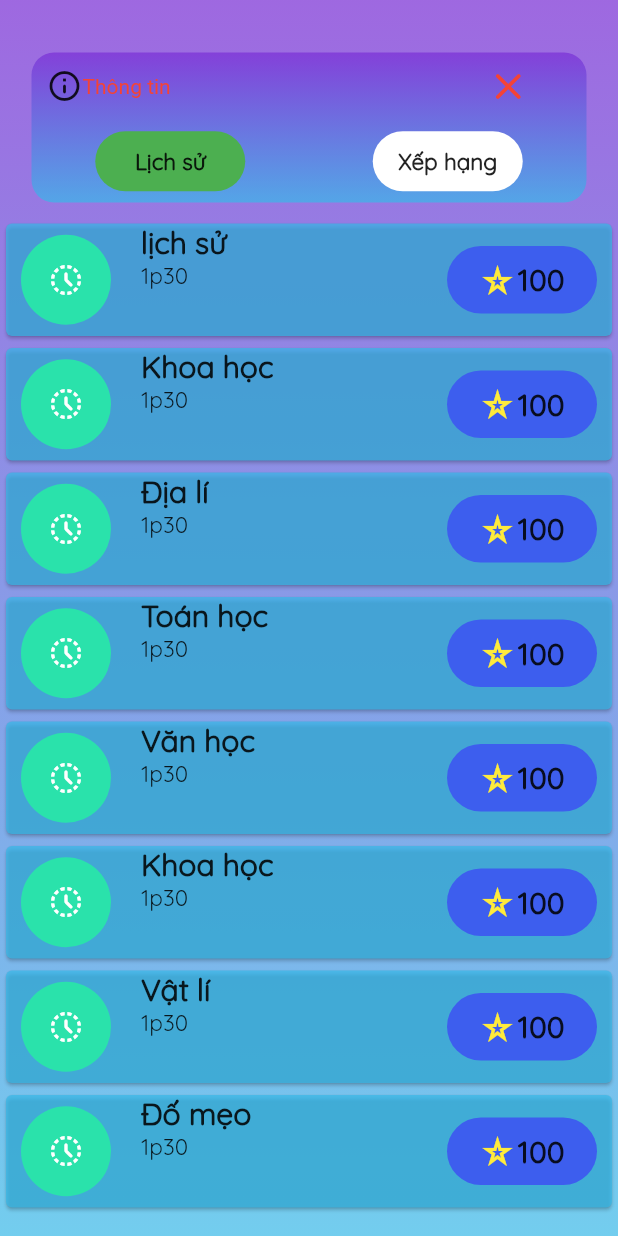
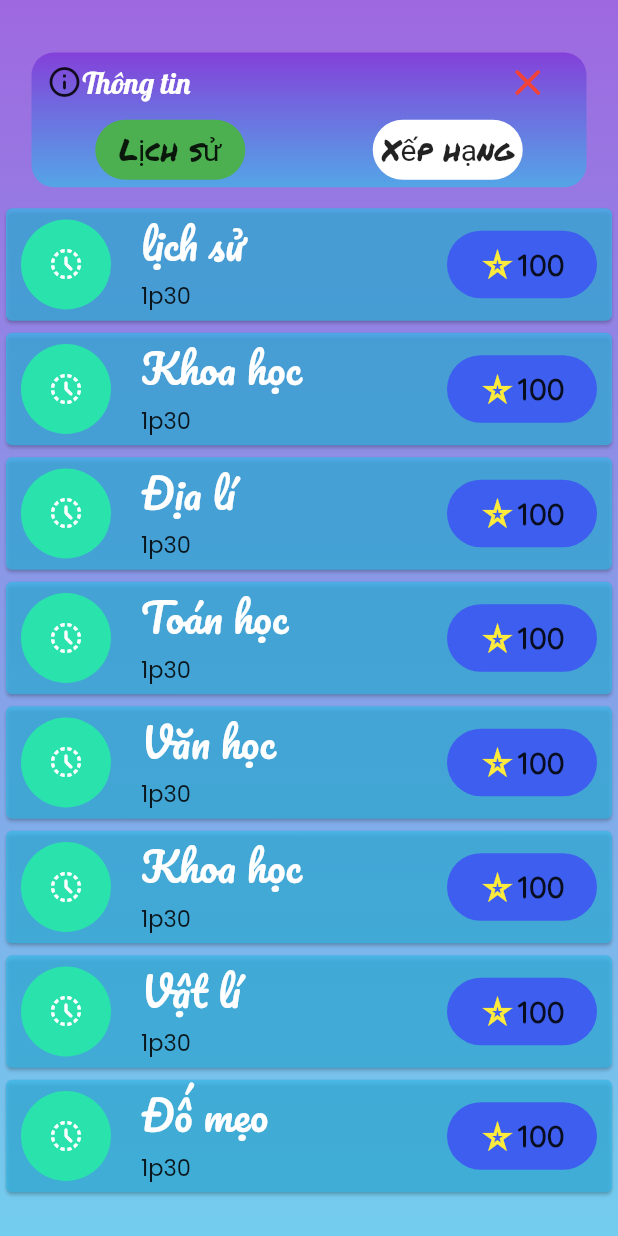
Before and after one commit to SnikGaming/froggame, a Flutter app: the infomation_screen screen opened directly, on a phone screen of 412 x 824 dp. Run offline on Flutter 3.47's test engine with Material 2 defaults, Android fonts, the phone set to English and light mode, and no system bars; our stand-ins replace animated_text_kit, assets_audio_player, carousel_slider, cloud_firestore, firebase_auth, firebase_core and 5 more; missing offline and left inert: flutter_balloon_slider, slider_controller; accounts and stored records are empty; Roboto replaces fonts that are missing (Abel).

Commit message:
update  info

```diff
--- a/froggame/lib/main.dart
+++ b/froggame/lib/main.dart
@@ -5,6 +5,7 @@ import 'package:flutter/services.dart';
 import 'package:froggame/screens/gameplay/options_screen.dart';
 import 'package:froggame/screens/gameplay/quizz_screen.dart';
 import 'package:froggame/screens/login/login_page.dart';
+import 'package:froggame/view_data/firestore_categories.dart';
 import 'package:froggame/view_data/mp3SimplePre.dart';
 import 'package:froggame/view_data/setting_pref.dart';
 import 'package:froggame/view_data/user_pre.dart';
@@ -17,6 +18,7 @@ Future<void> main(List<String> args) async {
   await SettingSimplePreferences.init();
   await UserSimplePreferences.init();
   await Mp3Simple.init();
+  await FureStoreCategory.GetData();
   runApp(MyApp());
 }
 
--- a/froggame/lib/screens/history/info.dart
+++ b/froggame/lib/screens/history/info.dart
@@ -1,4 +1,8 @@
+import 'package:firebase_auth/firebase_auth.dart';
 import 'package:flutter/material.dart';
+import 'package:froggame/const/font_app.dart';
+import 'package:froggame/view_data/firestore_categories.dart';
+import 'package:froggame/view_data/firestore_user.dart';
 import 'package:google_fonts/google_fonts.dart';
 
 import '../../const/colors.dart';
@@ -8,7 +12,13 @@ class infomation_screen extends StatefulWidget {
 
   @override
   State<infomation_screen> createState() => _infomation_screenState();
+
 }
+  List<String>dt=[];
+
+
+  var selected = goi[0];
+
 
 List<String> goi = [
   'lịch sử',
@@ -21,12 +31,17 @@ List<String> goi = [
   'Đố mẹo'
 ];
 
+
+
 class _infomation_screenState extends State<infomation_screen> {
+
   bool isClickEvent = true;
   bool isColor_history = true;
   bool isColor_rank = false;
+
   @override
   Widget build(BuildContext context) {
+    Size size = MediaQuery.of(context).size;
     return Scaffold(
       body: Container(
         decoration: BoxDecoration(
@@ -35,10 +50,11 @@ class _infomation_screenState extends State<infomation_screen> {
                 end: Alignment.bottomCenter,
                 colors: [bg1, bg2])),
         child: Column(
+
           children: [
             Container(
               width: 370,
-              height: 100,
+              height: size.height * 0.109,
               margin: EdgeInsets.only(top: 35),
               decoration: BoxDecoration(
                 borderRadius: BorderRadius.circular(15),
@@ -59,19 +75,24 @@ class _infomation_screenState extends State<infomation_screen> {
                             children: [
                               Icon(Icons.info_outline_rounded),
                               Text('Thông tin',
-                                  style: GoogleFonts.abel(
-                                      textStyle: TextStyle(color: Colors.red)))
+                                  style: F_lobster.copyWith(
+                                      fontSize: 20, color: white))
                             ],
                           ),
                         ),
                         Padding(
                             padding: EdgeInsets.symmetric(
                                 vertical: 10, horizontal: 105)),
-                        Container(
+                        GestureDetector (
+                          onTap: () {
+                            Navigator.pop(context);
+                          },
+                          child: Container(
                             child: Icon(
                               Icons.close_rounded,
                               color: red,
                               size: 30,
+                            ),
                           ),
                         )
                       ],
@@ -104,7 +125,8 @@ class _infomation_screenState extends State<infomation_screen> {
                               },
                             );
                           },
-                            child: _btnInfo(context, isColor_rank, 'Xếp hạng')),
+                          child: _btnInfo(context, isColor_rank, 'Xếp hạng'),
+                        ),
                       ],
                     ),
                   ),
@@ -139,7 +161,7 @@ class _infomation_screenState extends State<infomation_screen> {
       child: Center(
         child: Text(
           chi_event,
-          style: TextStyle(fontWeight: FontWeight.bold, fontSize: 15),
+          style: F_permanent .copyWith(fontSize: 20),
         ),
       ),
     );
@@ -179,14 +201,14 @@ class _infomation_screenState extends State<infomation_screen> {
                       Column(
                         crossAxisAlignment: CrossAxisAlignment.start,
                         children: [
-                          Text(
-                            goi[index],
-                            style: TextStyle(
-                                fontSize: 20, fontWeight: FontWeight.bold),
-                          ),
+                          Text(goi[index],
+                              style: F_pacifico .copyWith(
+                                  fontSize: 27,
+                                  color: white,
+                                  fontWeight: FontWeight.w500)),
                           Text(
                             '1p30',
-                            style: TextStyle(fontSize: 15),
+                            style: F_popins.copyWith(fontSize: 15),
                           )
                         ],
                       ),
@@ -234,17 +256,26 @@ class _infomation_screenState extends State<infomation_screen> {
             child: ListView.builder(
               scrollDirection: Axis.horizontal,
               itemCount: goi.length,
-              itemBuilder: (context, index) => Container(
+              itemBuilder: (context, index) => GestureDetector(
+                onTap:() {
+                    selected = goi[index];
+
+                  setState(() {
+
+                  });
+                },
+                child: Container(
                   margin: EdgeInsets.all(5),
                   height: 150,
                   width: 100,
                   decoration: BoxDecoration(
-                    color: Color.fromARGB(255, 61, 94, 238),
+                      color: selected == goi[index] ? Colors.red : Colors.white,
                       borderRadius: BorderRadius.circular(15)),
                   child: Center(
                     child: Text(
                       '${goi[index]}',
-                    style: TextStyle(fontSize: 18),
+                      style: F_lobster.copyWith(fontSize: 20)
+                    ),
                   ),
                 ),
               ),
```
Also changed, not shown: froggame/lib/view_data/firestore_categories.dart (+18 -0 lines). Lines whose indentation alone changed are shown as unchanged.
